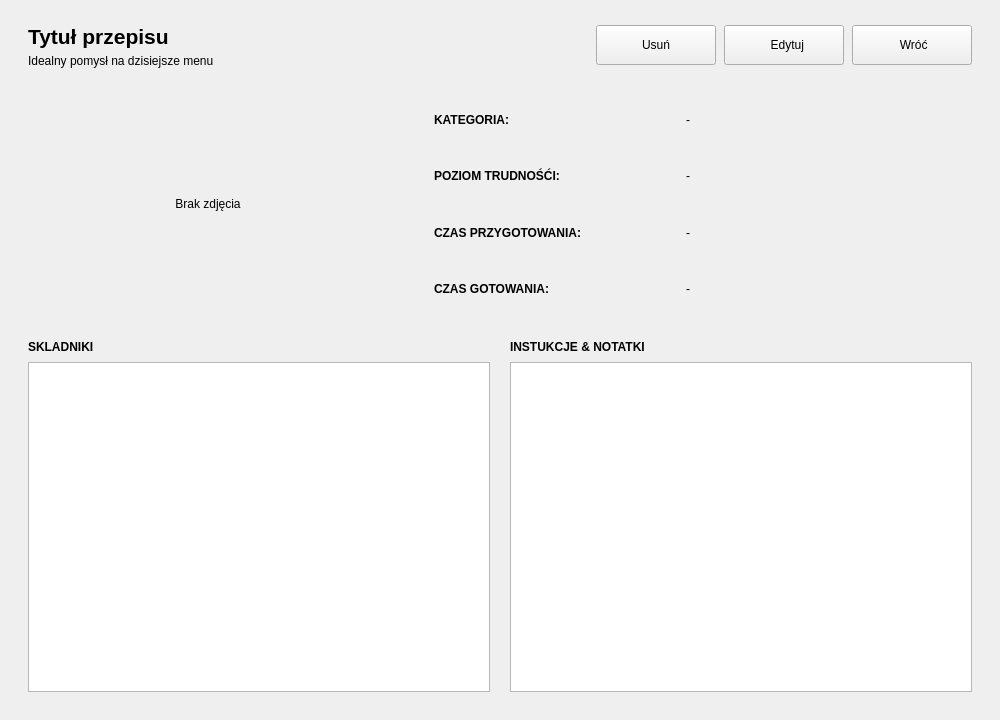
First picture: the form in RecipeManager/pages/RecipeDetailsPage.ui, repository akmqu/recipe-manager, before the edit.
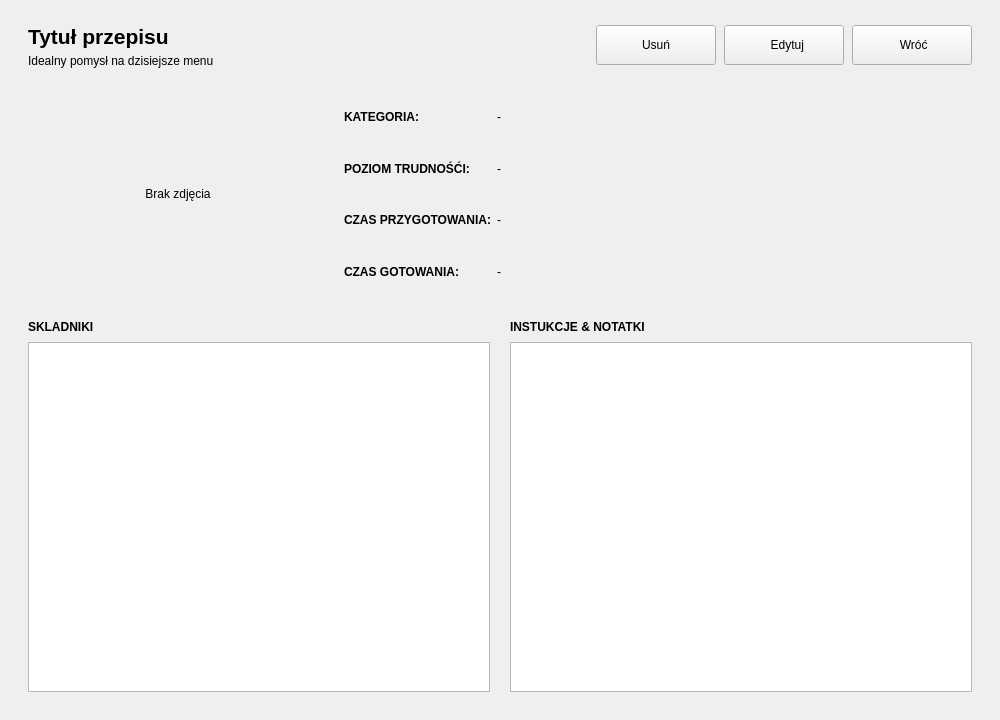
Second picture: the form after the edit.

```diff
--- a/RecipeManager/pages/RecipeDetailsPage.ui
+++ b/RecipeManager/pages/RecipeDetailsPage.ui
@@ -232,14 +232,14 @@
           <widget class="QLabel" name="label_DetailImage">
            <property name="minimumSize">
             <size>
-             <width>360</width>
-             <height>220</height>
+             <width>300</width>
+             <height>200</height>
             </size>
            </property>
            <property name="maximumSize">
             <size>
-             <width>360</width>
-             <height>320</height>
+             <width>300</width>
+             <height>200</height>
             </size>
            </property>
            <property name="text">
@@ -259,11 +259,11 @@
             <enum>Qt::Horizontal</enum>
            </property>
            <property name="sizeType">
-            <enum>QSizePolicy::Maximum</enum>
+            <enum>QSizePolicy::Fixed</enum>
            </property>
            <property name="sizeHint" stdset="0">
             <size>
-             <width>40</width>
+             <width>10</width>
              <height>20</height>
             </size>
            </property>
@@ -355,7 +355,7 @@
             <enum>Qt::Horizontal</enum>
            </property>
            <property name="sizeType">
-            <enum>QSizePolicy::Minimum</enum>
+            <enum>QSizePolicy::Expanding</enum>
            </property>
            <property name="sizeHint" stdset="0">
             <size>
```
